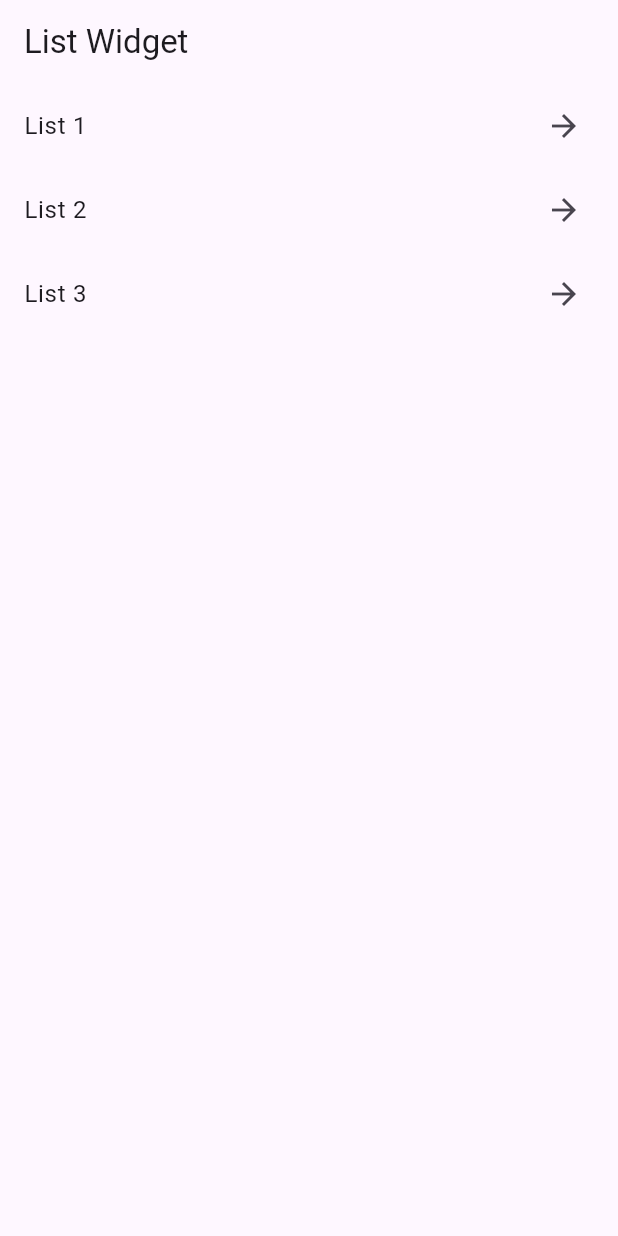
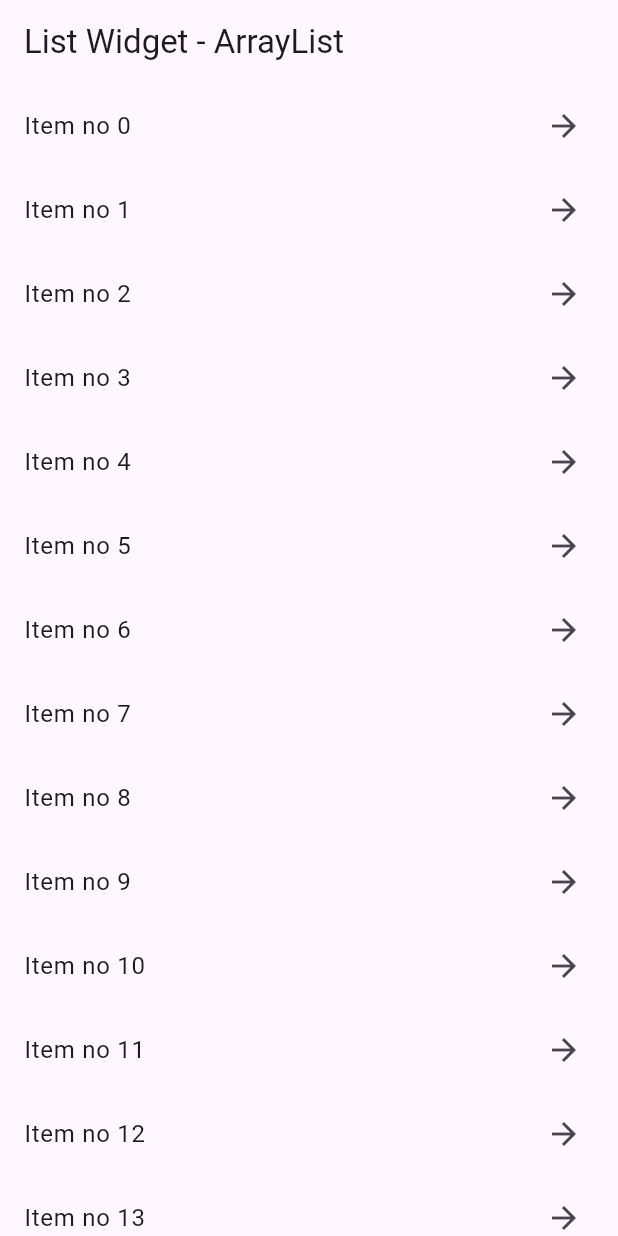
Before and after one commit to mkkm88/FlutterPractice, a Flutter app: the screen it shows after launch, on a phone screen of 412 x 824 dp. Run offline on Flutter 3.47's test engine with Material 3 defaults, Android fonts, the phone set to English and light mode, and no system bars.

Commit message:
List Widget ArrayList

```diff
--- a/lib/main.dart
+++ b/lib/main.dart
@@ -4,30 +4,39 @@ void main() {
   runApp(MyApp());
 }
 
-class MyApp extends StatelessWidget {
+class MyApp extends StatefulWidget {
   const MyApp({super.key});
+
+  @override
+  State<MyApp> createState() => _MyAppState();
+}
+
+class _MyAppState extends State<MyApp> {
+  List<int> items = [];
+
+  @override
+  void initState() {
+    for (int i = 0; i < 50; i++) {
+      items.add(i);
+    }
+    super.initState();
+  }
 
   @override
   Widget build(BuildContext context) {
     return MaterialApp(
+      title: 'My Application',
       debugShowCheckedModeBanner: false,
       home: Scaffold(
-        appBar: AppBar(title: Text('List Widget')),
-        body: ListView(
-          children: <Widget>[
-            ListTile(
-              title: Text('List 1'),
+        appBar: AppBar(title: Text('List Widget - ArrayList')),
+        body: ListView.builder(
+          itemCount: items.length,
+          itemBuilder: (BuildContext context, int index) {
+            return ListTile(
+              title: Text('Item no $index'),
               trailing: Icon(Icons.arrow_forward),
-            ),
-            ListTile(
-              title: Text('List 2'),
-              trailing: Icon(Icons.arrow_forward),
-            ),
-            ListTile(
-              title: Text('List 3'),
-              trailing: Icon(Icons.arrow_forward),
-            ),
-          ],
+            );
+          },
         ),
       ),
     );
```
